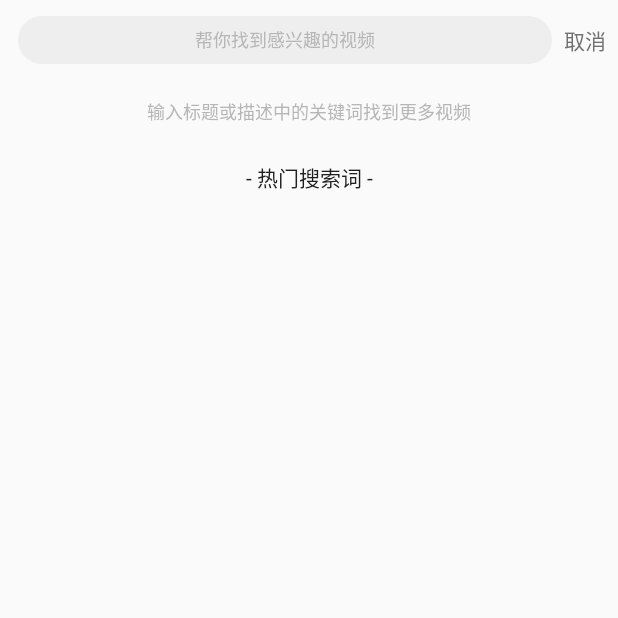
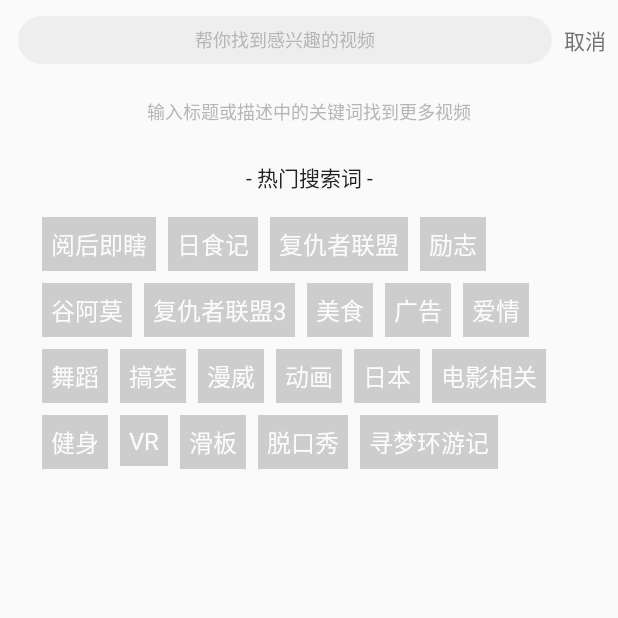
Before and after one commit to Penoder/Rockin, an Android app: the SearchActivity screen opened directly, with no data from a screen before it, on a phone screen of 412 x 824 dp, the top half of it. Run offline under Robolectric (Android 15) with nearby library versions, the phone set to English and light mode, and no system bars; our stand-ins replace CircleImageView, EventBus, data binding; 2 statements that could not run were skipped.

Commit message:
2018/01/16 搜索页初步

```diff
--- a/app/src/main/AndroidManifest.xml
+++ b/app/src/main/AndroidManifest.xml
@@ -45,7 +45,7 @@
             android:theme="@style/TransparentTheme"
             android:configChanges="orientation|screenSize|keyboardHidden"
             android:screenOrientation="portrait"
-            android:windowSoftInputMode="adjustPan|stateAlwaysHidden" />
+            android:windowSoftInputMode="stateVisible|adjustResize" />
 
 
         <receiver android:name=".broadcast.NetWorkChangeReceiver">
--- a/app/src/main/java/com/rockin/view/homepage/PlayerActivity.java
+++ b/app/src/main/java/com/rockin/view/homepage/PlayerActivity.java
@@ -30,6 +30,7 @@ import com.rockin.entity.table.Author;
 import com.rockin.entity.table.PlayInfo;
 import com.rockin.entity.table.Video;
 import com.rockin.utils.LogUtil;
+import com.rockin.utils.NetUtils;
 import com.rockin.utils.TimeUtil;
 import com.rockin.utils.ToastUtil;
 import com.rockin.view.base.BaseActivity;
@@ -169,7 +170,9 @@ public class PlayerActivity extends BaseActivity {
             Glide.with(PlayerActivity.this).load(mVideo.feed).into(playerBinding.playerVideo.thumbImageView);
 
             // 判断网络，wifi自动播
-            playerBinding.playerVideo.startVideo();
+            if (NetUtils.isWifi(this)) {
+                playerBinding.playerVideo.startVideo();
+            }
         }
 
         if (mAuthor != null) {
--- a/app/src/main/java/com/rockin/view/homepage/SearchActivity.java
+++ b/app/src/main/java/com/rockin/view/homepage/SearchActivity.java
@@ -3,23 +3,95 @@ package com.rockin.view.homepage;
 import android.databinding.DataBindingUtil;
 import android.databinding.ObservableField;
 import android.os.Bundle;
+import android.view.LayoutInflater;
+import android.widget.TextView;
 
 import com.penoder.mylibrary.mvvm.command.ReplyCommand;
 import com.rockin.R;
 import com.rockin.databinding.ActivitySearchBinding;
 import com.rockin.view.base.BaseActivity;
 
+import java.util.ArrayList;
+import java.util.List;
+
+/**
+ * @author Penoder
+ * @date 2018/01/16
+ */
 public class SearchActivity extends BaseActivity {
 
     private ActivitySearchBinding searchBinding;
 
     public ObservableField<String> searchContent = new ObservableField<>();
 
+    /**
+     * 热门搜索词
+     */
+    private List<String> keyWords = new ArrayList<>();
+
     @Override
     protected void onCreate(Bundle savedInstanceState) {
         super.onCreate(savedInstanceState);
         searchBinding = DataBindingUtil.setContentView(this, R.layout.activity_search);
         searchBinding.setViewModel(this);
+        initView();
+    }
+
+    /**
+     * 初始化热门搜索词
+     */
+    private void initView() {
+        searchBinding.editTxtSearch.requestFocus();
+
+        keyWords.add("阅后即瞎");
+        keyWords.add("日食记");
+        keyWords.add("复仇者联盟");
+        keyWords.add("励志");
+        keyWords.add("谷阿莫");
+        keyWords.add("复仇者联盟3");
+        keyWords.add("美食");
+        keyWords.add("广告");
+        keyWords.add("爱情");
+        keyWords.add("舞蹈");
+        keyWords.add("搞笑");
+        keyWords.add("漫威");
+        keyWords.add("动画");
+        keyWords.add("日本");
+        keyWords.add("电影相关");
+        keyWords.add("健身");
+        keyWords.add("VR");
+        keyWords.add("滑板");
+        keyWords.add("脱口秀");
+        keyWords.add("寻梦环游记");
+
+        LayoutInflater mInflater = LayoutInflater.from(this);
+        for (String keyWord : keyWords) {
+            TextView textView = (TextView) mInflater.inflate(R.layout.text_search_keyword, searchBinding.flowSearchWord, false);
+            textView.setText(keyWord);
+            final String str = textView.getText().toString();
+            //点击事件
+            textView.setOnClickListener(v -> {
+                cancelSelected();   // 先取消其他标签的选中
+                v.setSelected(true);
+                for (int j = 0; j < keyWords.size(); j++) {
+                    if (str.equals(keyWords.get(j))) {
+                        searchVideoWithWord(str);
+                    }
+                }
+            });
+            searchBinding.flowSearchWord.addView(textView);//添加到父View
+        }
+    }
+
+    private void cancelSelected() {
+        int labelCount = searchBinding.flowSearchWord.getChildCount();
+        for (int i = 0; i < labelCount; i++) {
+            searchBinding.flowSearchWord.getChildAt(i).setSelected(false);
+        }
+    }
+
+    private void searchVideoWithWord(String str) {
+        searchContent.set(str);
     }
 
     public ReplyCommand onCancelSearchCommand = new ReplyCommand(() -> {
--- a/app/src/main/java/com/rockin/view/splash/GuideActivity.java
+++ b/app/src/main/java/com/rockin/view/splash/GuideActivity.java
@@ -226,12 +226,12 @@ public class GuideActivity extends BaseActivity {
                 // 表示上滑操作，并且 y轴 滑动距离 大于 2倍 x轴 滑动距离
                 if (downY - upY > 6 * minSlidePace && Math.abs(upY - downY) > 2 * Math.abs(upX - downX)) {
                     startActivity(new Intent(GuideActivity.this, MainActivity.class));
-                    overridePendingTransition(R.anim.translate_from_bottom_to_up, 0);
+                    overridePendingTransition(R.anim.translate_from_bottom_to_in, 0);
                     new Handler().postDelayed(this::finish, 500);
                 } else if (currentPosition == 3 && downX - upX > 6 * minSlidePace && Math.abs(upX - downX) > 2 * Math.abs(upY - downY)) {
                     // 左滑操作，并且 x轴 滑动距离 大于 2倍 y轴 滑动距离
                     startActivity(new Intent(GuideActivity.this, MainActivity.class));
-                    overridePendingTransition(R.anim.translate_from_right_to_left, 0);
+                    overridePendingTransition(R.anim.translate_from_right_to_in, 0);
                     new Handler().postDelayed(this::finish, 500);
                 }
             }
--- a/app/src/main/java/com/rockin/view/splash/SplashActivity.java
+++ b/app/src/main/java/com/rockin/view/splash/SplashActivity.java
@@ -57,7 +57,7 @@ public class SplashActivity extends BaseActivity {
     private void startAnimation() {
         new Handler().postDelayed(() -> {
             startActivity(new Intent(SplashActivity.this, MainActivity.class));
-            overridePendingTransition(R.anim.translate_from_right_to_left, 0);
+            overridePendingTransition(R.anim.translate_from_right_to_in, 0);
             new Handler().postDelayed(this::finish, 500);
         }, 2000);
         scaleAnimation = AnimationUtils.loadAnimation(this, R.anim.scale_from_center_to_out);
--- a/app/src/main/res/anim/translate_from_bottom_to_up.xml
+++ b/app/src/main/res/anim/translate_from_bottom_to_in.xml
@@ -1,9 +1,9 @@
 <?xml version="1.0" encoding="utf-8"?>
 <set xmlns:android="http://schemas.android.com/apk/res/android"
     android:interpolator="@android:anim/linear_interpolator">
-
+    <!-- 从底部进入. -->
     <translate
-        android:duration="200"
+        android:duration="300"
         android:fromYDelta="100%p"
         android:toYDelta="0" />
 </set>
--- a/app/src/main/res/anim/translate_from_left_to_right.xml
+++ b/app/src/main/res/anim/translate_from_bottom_to_out.xml
@@ -1,9 +1,9 @@
 <?xml version="1.0" encoding="utf-8"?>
 <set xmlns:android="http://schemas.android.com/apk/res/android"
     android:interpolator="@android:anim/linear_interpolator">
-
+    <!-- 从下面退出. -->
     <translate
         android:duration="200"
-        android:fromXDelta="0"
-        android:toXDelta="100%p" />
+        android:fromYDelta="0"
+        android:toYDelta="100%p" />
 </set>
--- a/app/src/main/res/anim/translate_from_right_to_left.xml
+++ b/app/src/main/res/anim/translate_from_left_to_in.xml
@@ -1,9 +1,9 @@
 <?xml version="1.0" encoding="utf-8"?>
 <set xmlns:android="http://schemas.android.com/apk/res/android"
     android:interpolator="@android:anim/linear_interpolator">
-
+    <!-- 从左边进入. -->
     <translate
         android:duration="200"
-        android:fromXDelta="100%p"
+        android:fromXDelta="-100%p"
         android:toXDelta="0" />
 </set>
--- a/app/src/main/res/anim/translate_from_up_to_bottom.xml
+++ b/app/src/main/res/anim/translate_from_right_to_in.xml
@@ -1,9 +1,9 @@
 <?xml version="1.0" encoding="utf-8"?>
 <set xmlns:android="http://schemas.android.com/apk/res/android"
     android:interpolator="@android:anim/linear_interpolator">
-
+    <!-- 从右边进入. -->
     <translate
         android:duration="200"
-        android:fromYDelta="0"
-        android:toYDelta="100%p" />
+        android:fromXDelta="100%p"
+        android:toXDelta="0" />
 </set>
--- a/app/src/main/res/layout/activity_search.xml
+++ b/app/src/main/res/layout/activity_search.xml
@@ -1,7 +1,6 @@
 <?xml version="1.0" encoding="utf-8"?>
 <layout xmlns:android="http://schemas.android.com/apk/res/android"
-    xmlns:app="http://schemas.android.com/apk/res-auto"
-    xmlns:tools="http://schemas.android.com/tools">
+    xmlns:app="http://schemas.android.com/apk/res-auto">
 
     <data>
 
@@ -30,7 +29,8 @@
                 android:layout_weight="1"
                 android:background="@drawable/shape_grey_bg_radius_18"
                 android:gravity="center"
-                android:hint="帮你找到感兴趣的视频"
+                android:hint="@string/help_to_found_video"
+                android:text="@={viewModel.searchContent}"
                 android:textColor="@color/secondTextBlack"
                 android:textColorHint="@color/hintTextBlack"
                 android:textSize="@dimen/small_size"
@@ -74,6 +74,13 @@
                     android:textColor="@color/commonTextBlack"
                     android:textSize="@dimen/common_size" />
 
+                <com.rockin.widget.FlowLayout
+                    android:id="@+id/flow_searchWord"
+                    android:layout_width="match_parent"
+                    android:layout_height="match_parent"
+                    android:paddingLeft="@dimen/dimen_24"
+                    android:paddingRight="@dimen/dimen_24" />
+
             </LinearLayout>
 
             <ListView
--- /dev/null
+++ b/app/src/main/res/layout/text_search_keyword.xml
@@ -0,0 +1,12 @@
+<?xml version="1.0" encoding="utf-8"?>
+<TextView xmlns:android="http://schemas.android.com/apk/res/android"
+    xmlns:tools="http://schemas.android.com/tools"
+    android:layout_width="wrap_content"
+    android:layout_height="wrap_content"
+    android:layout_margin="4dp"
+    android:background="@color/backgroundColor"
+    android:gravity="center"
+    android:padding="6dp"
+    android:textColor="@color/secondTextWhite"
+    android:textSize="@dimen/title_size"
+    tools:text="电影相关" />
--- a/app/src/main/res/values/strings.xml
+++ b/app/src/main/res/values/strings.xml
@@ -21,4 +21,5 @@
     <string name="cancel">取消</string>
     <string name="input_keyword_to_found_more_video">输入标题或描述中的关键词找到更多视频</string>
     <string name="the_hottest_keyword">- 热门搜索词 -</string>
+    <string name="help_to_found_video">帮你找到感兴趣的视频</string>
 </resources>
```
Also changed, not shown: app/src/main/java/com/rockin/utils/AppUtils.java (added, +51 -0 lines), app/src/main/java/com/rockin/utils/HttpUtils.java (added, +196 -0 lines), app/src/main/java/com/rockin/utils/NetUtils.java (added, +60 -0 lines), app/src/main/java/com/rockin/utils/ScreenUtils.java (added, +107 -0 lines).
